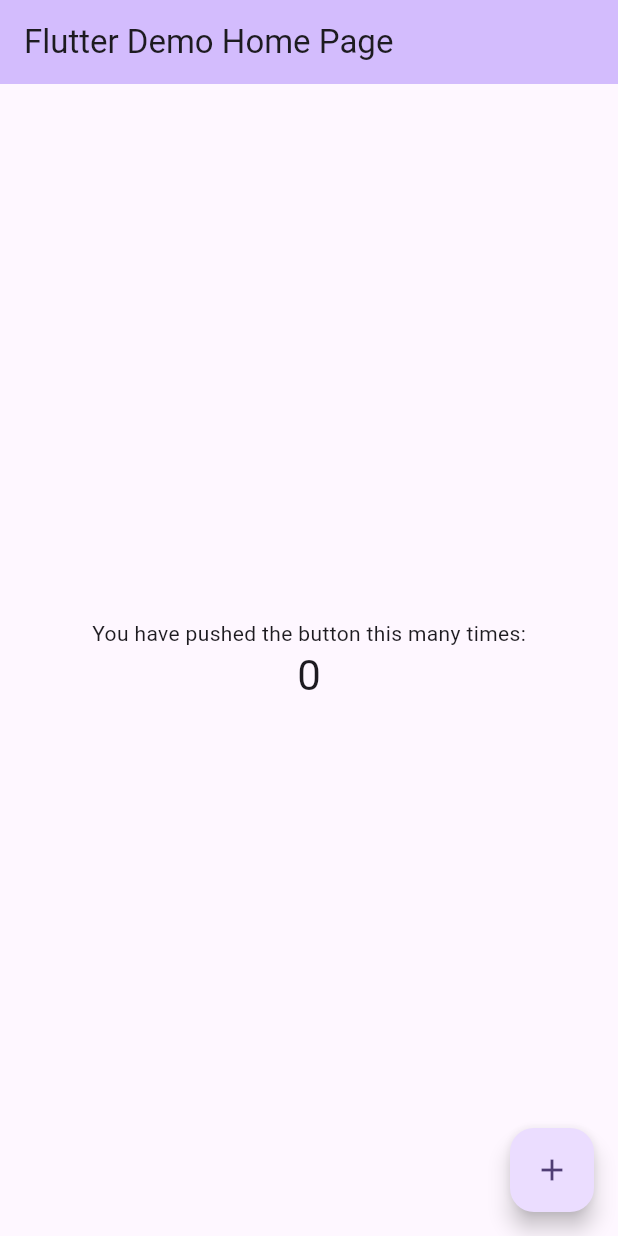
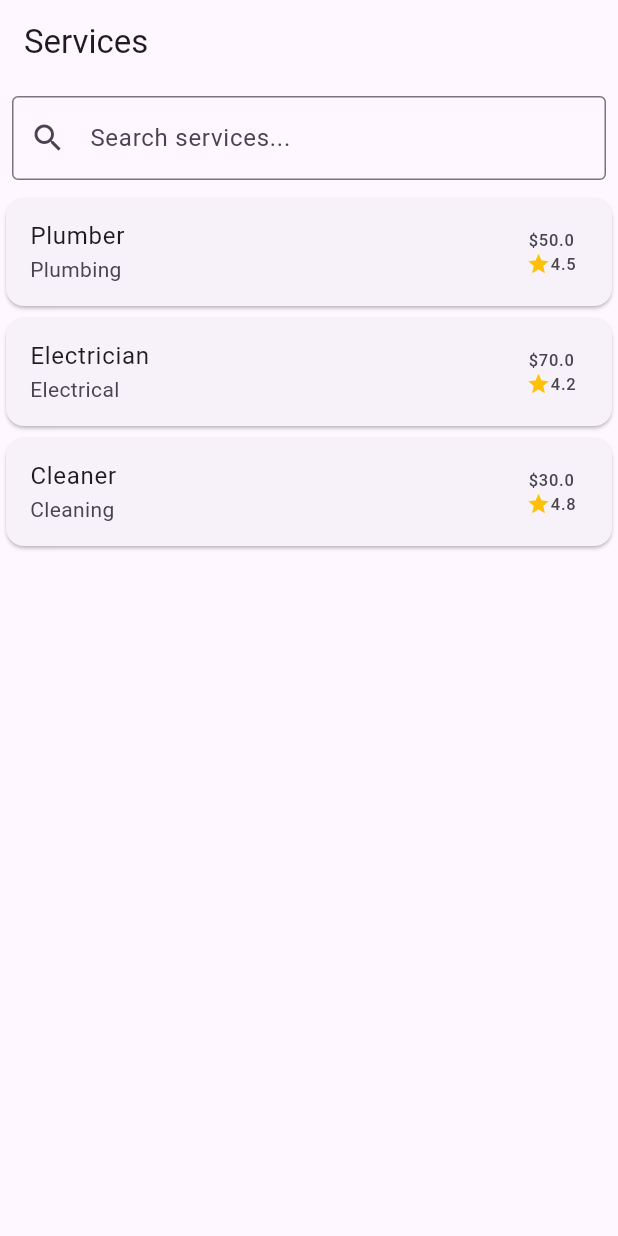
Before and after one commit to FixITweb/FixIT, a Flutter app: the screen it shows after launch, on a phone screen of 412 x 824 dp. Run offline on Flutter 3.47's test engine with Material 3 defaults, Android fonts, the phone set to English and light mode, and no system bars.

Commit message:
Day 2 frontend completed

```diff
--- /dev/null
+++ b/frontend/lib/features/services/models/service_model.dart
@@ -0,0 +1,17 @@
+class Service {
+  final int id;
+  final String title;
+  final String description;
+  final String category;
+  final double price;
+  final double rating;
+
+  Service({
+    required this.id,
+    required this.title,
+    required this.description,
+    required this.category,
+    required this.price,
+    required this.rating,
+  });
+}
--- /dev/null
+++ b/frontend/lib/features/services/screens/create_service_screen..dart
@@ -0,0 +1,15 @@
+import 'package:flutter/material.dart';
+
+class CreateServiceScreen extends StatelessWidget {
+  const CreateServiceScreen({super.key});
+
+  @override
+  Widget build(BuildContext context) {
+    return Scaffold(
+      appBar: AppBar(title: Text("Create Service")),
+      body: Center(
+        child: Text("Form coming here"),
+      ),
+    );
+  }
+}
--- /dev/null
+++ b/frontend/lib/features/services/screens/service_list_screen.dart
@@ -0,0 +1,85 @@
+import 'package:flutter/material.dart';
+import '../models/service_model.dart';
+import '../widgets/service_card.dart';
+class ServiceListScreen extends StatefulWidget {
+  const ServiceListScreen({super.key});
+
+  @override
+  State<ServiceListScreen> createState() => _ServiceListScreenState();
+}
+
+class _ServiceListScreenState extends State<ServiceListScreen> {
+  List<Service> services = [
+    Service(
+      id: 1,
+      title: "Plumber",
+      description: "Fix pipes",
+      category: "Plumbing",
+      price: 50,
+      rating: 4.5,
+    ),
+    Service(
+      id: 2,
+      title: "Electrician",
+      description: "Fix wiring",
+      category: "Electrical",
+      price: 70,
+      rating: 4.2,
+    ),
+    Service(
+      id: 3,
+      title: "Cleaner",
+      description: "House cleaning",
+      category: "Cleaning",
+      price: 30,
+      rating: 4.8,
+    ),
+  ];
+
+  String searchQuery = "";
+
+  @override
+  Widget build(BuildContext context) {
+    List<Service> filteredServices = services
+        .where((service) =>
+            service.title.toLowerCase().contains(searchQuery.toLowerCase()))
+        .toList();
+
+    return Scaffold(
+      appBar: AppBar(
+        title: const Text("Services"),
+      ),
+
+      body: Column(
+        children: [
+          // 🔍 Search Bar
+          Padding(
+            padding: const EdgeInsets.all(8.0),
+            child: TextField(
+              decoration: const InputDecoration(
+                hintText: "Search services...",
+                border: OutlineInputBorder(),
+                prefixIcon: Icon(Icons.search),
+              ),
+              onChanged: (value) {
+                setState(() {
+                  searchQuery = value;
+                });
+              },
+            ),
+          ),
+
+          // 📋 Service List
+          Expanded(
+            child: ListView.builder(
+              itemCount: filteredServices.length,
+              itemBuilder: (context, index) {
+                return ServiceCard(service: filteredServices[index]);
+              },
+            ),
+          ),
+        ],
+      ),
+    );
+  }
+}
--- /dev/null
+++ b/frontend/lib/features/services/widgets/service_card.dart
@@ -0,0 +1,31 @@
+import 'package:flutter/material.dart';
+import '../models/service_model.dart';
+
+class ServiceCard extends StatelessWidget {
+  final Service service;
+
+  const ServiceCard({super.key, required this.service});
+
+  @override
+  Widget build(BuildContext context) {
+    return Card(
+      child: ListTile(
+        title: Text(service.title),
+        subtitle: Text(service.category),
+        trailing: Column(
+          mainAxisAlignment: MainAxisAlignment.center,
+          children: [
+            Text("\$${service.price}"),
+            Row(
+              mainAxisSize: MainAxisSize.min,
+              children: [
+                Icon(Icons.star, color: Colors.amber, size: 16),
+                Text(service.rating.toString()),
+              ],
+            ),
+          ],
+        ),
+      ),
+    );
+  }
+}
--- a/frontend/lib/main.dart
+++ b/frontend/lib/main.dart
@@ -1,122 +1,22 @@
 import 'package:flutter/material.dart';
+import 'features/services/screens/service_list_screen.dart';
 
 void main() {
-  runApp(const MyApp());
+  runApp(const FixITApp());
 }
 
-class MyApp extends StatelessWidget {
-  const MyApp({super.key});
+class FixITApp extends StatelessWidget {
+  const FixITApp({super.key});
 
-  // This widget is the root of your application.
   @override
   Widget build(BuildContext context) {
     return MaterialApp(
-      title: 'Flutter Demo',
+      debugShowCheckedModeBanner: false,
+      title: 'FixIT',
       theme: ThemeData(
-        // This is the theme of your application.
-        //
-        // TRY THIS: Try running your application with "flutter run". You'll see
-        // the application has a purple toolbar. Then, without quitting the app,
-        // try changing the seedColor in the colorScheme below to Colors.green
-        // and then invoke "hot reload" (save your changes or press the "hot
-        // reload" button in a Flutter-supported IDE, or press "r" if you used
-        // the command line to start the app).
-        //
-        // Notice that the counter didn't reset back to zero; the application
-        // state is not lost during the reload. To reset the state, use hot
-        // restart instead.
-        //
-        // This works for code too, not just values: Most code changes can be
-        // tested with just a hot reload.
-        colorScheme: .fromSeed(seedColor: Colors.deepPurple),
+        primarySwatch: Colors.blue,
       ),
-      home: const MyHomePage(title: 'Flutter Demo Home Page'),
+      home: const ServiceListScreen(),
     );
   }
 }
-
-class MyHomePage extends StatefulWidget {
-  const MyHomePage({super.key, required this.title});
-
-  // This widget is the home page of your application. It is stateful, meaning
-  // that it has a State object (defined below) that contains fields that affect
-  // how it looks.
-
-  // This class is the configuration for the state. It holds the values (in this
-  // case the title) provided by the parent (in this case the App widget) and
-  // used by the build method of the State. Fields in a Widget subclass are
-  // always marked "final".
-
-  final String title;
-
-  @override
-  State<MyHomePage> createState() => _MyHomePageState();
-}
-
-class _MyHomePageState extends State<MyHomePage> {
-  int _counter = 0;
-
-  void _incrementCounter() {
-    setState(() {
-      // This call to setState tells the Flutter framework that something has
-      // changed in this State, which causes it to rerun the build method below
-      // so that the display can reflect the updated values. If we changed
-      // _counter without calling setState(), then the build method would not be
-      // called again, and so nothing would appear to happen.
-      _counter++;
-    });
-  }
-
-  @override
-  Widget build(BuildContext context) {
-    // This method is rerun every time setState is called, for instance as done
-    // by the _incrementCounter method above.
-    //
-    // The Flutter framework has been optimized to make rerunning build methods
-    // fast, so that you can just rebuild anything that needs updating rather
-    // than having to individually change instances of widgets.
-    return Scaffold(
-      appBar: AppBar(
-        // TRY THIS: Try changing the color here to a specific color (to
-        // Colors.amber, perhaps?) and trigger a hot reload to see the AppBar
-        // change color while the other colors stay the same.
-        backgroundColor: Theme.of(context).colorScheme.inversePrimary,
-        // Here we take the value from the MyHomePage object that was created by
-        // the App.build method, and use it to set our appbar title.
-        title: Text(widget.title),
-      ),
-      body: Center(
-        // Center is a layout widget. It takes a single child and positions it
-        // in the middle of the parent.
-        child: Column(
-          // Column is also a layout widget. It takes a list of children and
-          // arranges them vertically. By default, it sizes itself to fit its
-          // children horizontally, and tries to be as tall as its parent.
-          //
-          // Column has various properties to control how it sizes itself and
-          // how it positions its children. Here we use mainAxisAlignment to
-          // center the children vertically; the main axis here is the vertical
-          // axis because Columns are vertical (the cross axis would be
-          // horizontal).
-          //
-          // TRY THIS: Invoke "debug painting" (choose the "Toggle Debug Paint"
-          // action in the IDE, or press "p" in the console), to see the
-          // wireframe for each widget.
-          mainAxisAlignment: .center,
-          children: [
-            const Text('You have pushed the button this many times:'),
-            Text(
-              '$_counter',
-              style: Theme.of(context).textTheme.headlineMedium,
-            ),
-          ],
-        ),
-      ),
-      floatingActionButton: FloatingActionButton(
-        onPressed: _incrementCounter,
-        tooltip: 'Increment',
-        child: const Icon(Icons.add),
-      ),
-    );
-  }
-}
```
